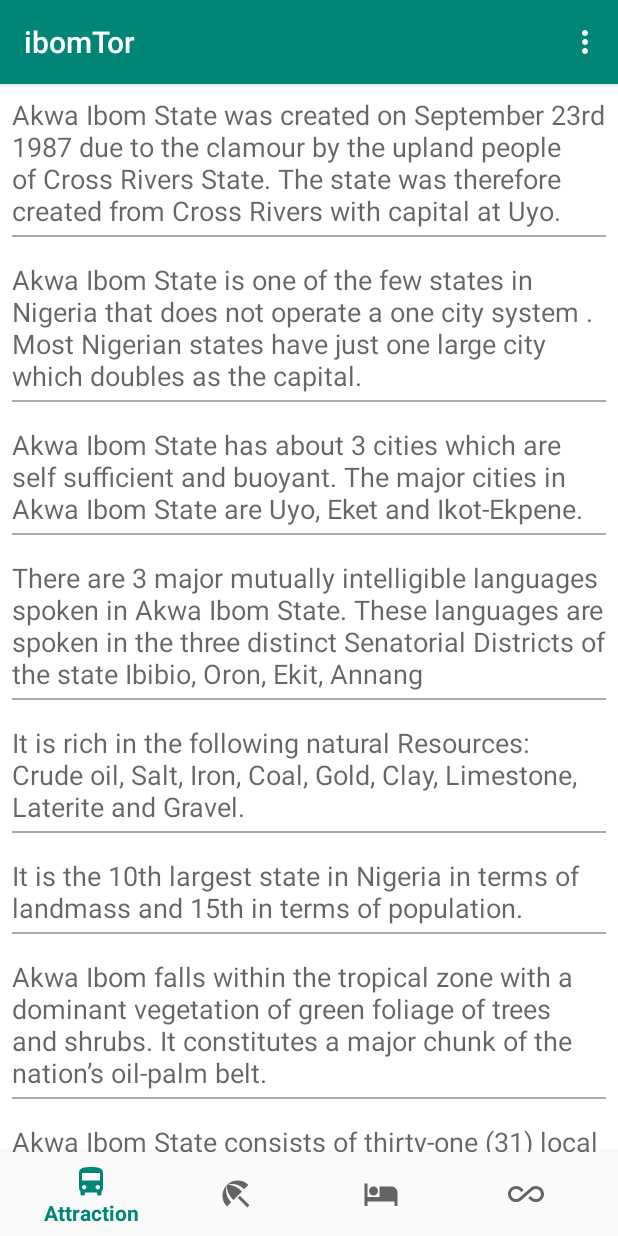
After one commit to nimrid/ibomTor, an Android app: the fragment FactsFragment placed in its activity, on a phone screen of 412 x 824 dp. The commit adds this screen. Run offline under Robolectric (Android 15) with nearby library versions, the phone set to English and light mode, and no system bars.

Commit message:
A new look to the UI

```diff
--- /dev/null
+++ b/app/src/main/java/ng/com/gocheck/ibomtor/Facts.java
@@ -0,0 +1,16 @@
+package ng.com.gocheck.ibomtor;
+
+public class Facts {
+    private int points;
+
+    public Facts(int points) {
+        this.points = points;
+    }
+
+    public Facts(){}
+
+    public int getPoints() {
+        return points;
+    }
+
+}
--- /dev/null
+++ b/app/src/main/java/ng/com/gocheck/ibomtor/FactsFragment.java
@@ -0,0 +1,86 @@
+package ng.com.gocheck.ibomtor;
+
+import android.os.Bundle;
+import android.support.annotation.NonNull;
+import android.support.annotation.Nullable;
+import android.support.v4.app.Fragment;
+import android.support.v7.widget.LinearLayoutManager;
+import android.support.v7.widget.RecyclerView;
+import android.view.LayoutInflater;
+import android.view.View;
+import android.view.ViewGroup;
+import android.widget.TextView;
+
+import java.util.ArrayList;
+import java.util.List;
+
+public class FactsFragment extends Fragment {
+    private List<Facts> mFactsList;
+
+    @Nullable
+    @Override
+    public View onCreateView(@NonNull LayoutInflater inflater, @Nullable ViewGroup container, @Nullable Bundle savedInstanceState) {
+        View view = inflater.inflate(R.layout.fragment_list, container, false);
+        RecyclerView recyclerView = view.findViewById(R.id.recycler_view);
+        recyclerView.setLayoutManager(new LinearLayoutManager(getActivity()));
+
+        Adapter adapter = new Adapter(mFactsList);
+        recyclerView.setAdapter(adapter);
+        return view;
+    }
+
+    @Override
+    public void onCreate(@Nullable Bundle savedInstanceState) {
+        super.onCreate(savedInstanceState);
+        mFactsList = new ArrayList<>();
+
+        mFactsList.add(new Facts(R.string.fact1));
+        mFactsList.add(new Facts(R.string.facts2));
+        mFactsList.add(new Facts(R.string.facts3));
+        mFactsList.add(new Facts(R.string.facts4));
+        mFactsList.add(new Facts(R.string.facts5));
+        mFactsList.add(new Facts(R.string.facts6));
+        mFactsList.add(new Facts(R.string.facts7));
+        mFactsList.add(new Facts(R.string.facts8));
+        mFactsList.add(new Facts(R.string.facts9));
+        mFactsList.add(new Facts(R.string.facts10));
+        mFactsList.add(new Facts(R.string.facts11));
+    }
+
+    private class viewHolder extends RecyclerView.ViewHolder{
+        private TextView textView;
+
+        public viewHolder(@NonNull View itemView) {
+            super(itemView);
+            textView = itemView.findViewById(R.id.factsText);
+
+        }
+    }
+
+
+    private class Adapter extends RecyclerView.Adapter<viewHolder>{
+        private List<Facts> mFacts;
+        public Adapter(List<Facts> facts){
+            mFacts = facts;
+        }
+
+        @NonNull
+        @Override
+        public viewHolder onCreateViewHolder(@NonNull ViewGroup viewGroup, int i) {
+            LayoutInflater inflater = LayoutInflater.from(getActivity());
+            View view = inflater.inflate(R.layout.facts_list, viewGroup, false);
+            return new viewHolder(view);
+        }
+
+        @Override
+        public void onBindViewHolder(@NonNull viewHolder viewHolder, int i) {
+            Facts facts = mFacts.get(i);
+            viewHolder.textView.setText(facts.getPoints());
+        }
+
+        @Override
+        public int getItemCount() {
+            return mFacts.size();
+        }
+    }
+}
--- /dev/null
+++ b/app/src/main/res/drawable/geolocate.xml
@@ -0,0 +1,5 @@
+<vector android:height="24dp" android:tint="#FFFFFF"
+    android:viewportHeight="24.0" android:viewportWidth="24.0"
+    android:width="24dp" xmlns:android="http://schemas.android.com/apk/res/android">
+    <path android:fillColor="#FF000000" android:pathData="M12,8c-2.21,0 -4,1.79 -4,4s1.79,4 4,4 4,-1.79 4,-4 -1.79,-4 -4,-4zM20.94,11c-0.46,-4.17 -3.77,-7.48 -7.94,-7.94L13,1h-2v2.06C6.83,3.52 3.52,6.83 3.06,11L1,11v2h2.06c0.46,4.17 3.77,7.48 7.94,7.94L11,23h2v-2.06c4.17,-0.46 7.48,-3.77 7.94,-7.94L23,13v-2h-2.06zM12,19c-3.87,0 -7,-3.13 -7,-7s3.13,-7 7,-7 7,3.13 7,7 -3.13,7 -7,7z"/>
+</vector>
--- /dev/null
+++ b/app/src/main/res/layout/facts_list.xml
@@ -0,0 +1,41 @@
+<?xml version="1.0" encoding="utf-8"?>
+<android.support.constraint.ConstraintLayout
+    xmlns:android="http://schemas.android.com/apk/res/android"
+    xmlns:app="http://schemas.android.com/apk/res-auto"
+    xmlns:tools="http://schemas.android.com/tools"
+    android:layout_width="match_parent"
+    android:layout_height="wrap_content">
+
+    <TextView
+        android:id="@+id/factsText"
+        android:layout_width="match_parent"
+        android:layout_height="wrap_content"
+        android:layout_marginStart="8dp"
+        android:layout_marginTop="8dp"
+        android:layout_marginEnd="8dp"
+        android:layout_marginBottom="8dp"
+        android:hint="@string/facts"
+        android:textAppearance="@style/TextAppearance.AppCompat.Medium"
+        android:typeface="sans"
+        app:layout_constraintBottom_toBottomOf="parent"
+        app:layout_constraintEnd_toEndOf="parent"
+        app:layout_constraintHorizontal_bias="0.0"
+        app:layout_constraintStart_toStartOf="parent"
+        app:layout_constraintTop_toTopOf="parent"
+        app:layout_constraintVertical_bias="0.0" />
+
+    <View
+        android:id="@+id/view2"
+        android:layout_width="match_parent"
+        android:layout_height="1dp"
+        android:layout_marginStart="8dp"
+        android:layout_marginTop="4dp"
+        android:layout_marginEnd="8dp"
+        android:layout_marginBottom="8dp"
+        android:background="@android:color/darker_gray"
+        app:layout_constraintBottom_toBottomOf="parent"
+        app:layout_constraintEnd_toEndOf="parent"
+        app:layout_constraintStart_toStartOf="parent"
+        app:layout_constraintTop_toBottomOf="@+id/factsText" />
+
+</android.support.constraint.ConstraintLayout>
```
Also changed, not shown: app/src/main/java/ng/com/gocheck/ibomtor/MapsActivity.java (+7 -3 lines), app/src/main/res/layout/activity_fact.xml (added, +8 -0 lines), app/src/main/res/layout/activity_map.xml (added, +41 -0 lines).
